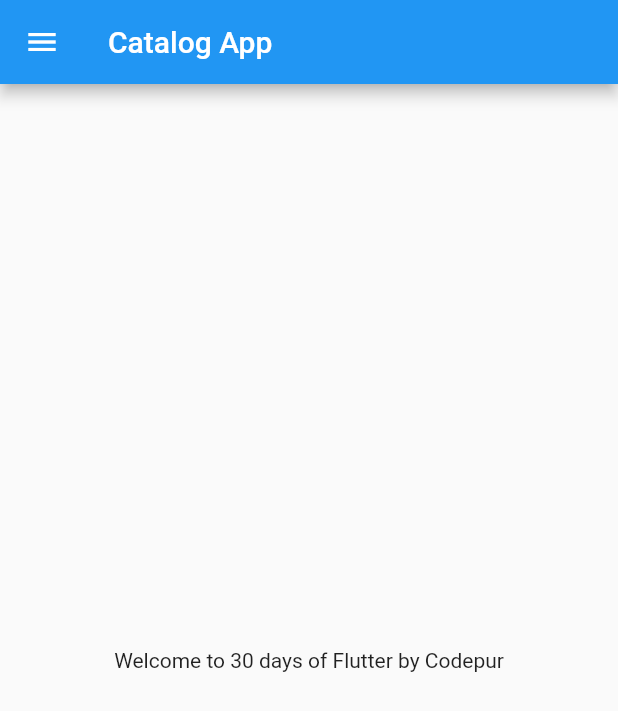
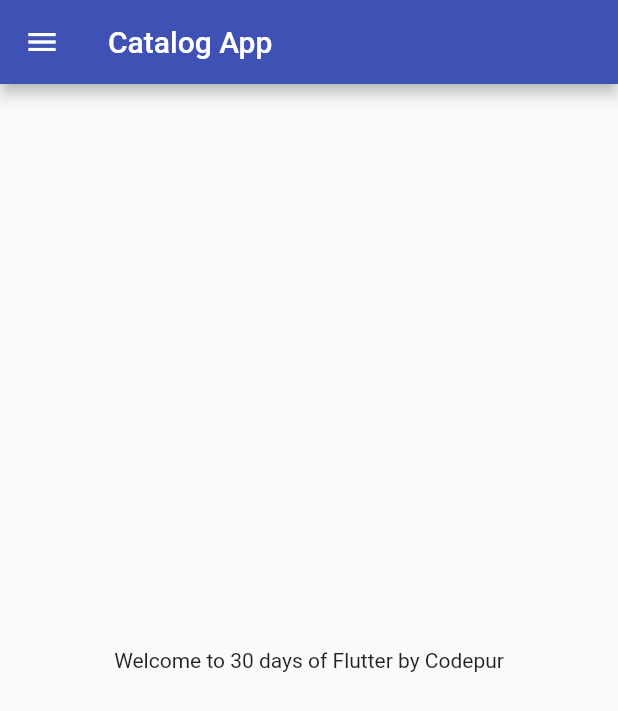
Before and after one commit to abracoder/30_days_of_flutter, a Flutter app: the screen it shows after launch, on a phone screen of 412 x 824 dp. Shown: the top 711 px of the screen. Run offline on Flutter 3.47's test engine with Material 2 defaults, Android fonts, the phone set to English and light mode, and no system bars.

Commit message:
day 3 completed

```diff
--- a/lib/main.dart
+++ b/lib/main.dart
@@ -1,5 +1,6 @@
 import 'package:flutter/material.dart';
-import 'package:flutter_30_days/home_page.dart';
+import 'package:flutter_30_days/pages/home_page.dart';
+import 'package:flutter_30_days/pages/login_page.dart';
 
 void main() {
   runApp(myApp());
@@ -10,7 +11,19 @@ class myApp extends StatelessWidget {
 
   @override
   Widget build(BuildContext context) {
-    return const MaterialApp(home: HomePage()
+    return MaterialApp(
+      // home: HomePage(),
+      themeMode: ThemeMode.light,
+      theme: ThemeData(primarySwatch: Colors.indigo),
+      darkTheme: ThemeData(
+        brightness: Brightness.dark,
+      ),
+      initialRoute: "/home",
+      routes: {
+        "/": (context) => LoginPage(),
+        "/home": (context) => HomePage(),
+        "/login": (context) => LoginPage(),
+      },
     );
   }
 }
--- a/lib/home_page.dart
+++ b/lib/pages/home_page.dart
@@ -9,12 +9,12 @@ class HomePage extends StatelessWidget {
   Widget build(BuildContext context) {
     return Scaffold(
       appBar: AppBar(
-        title: Text("Catalog App"),
+        title: const Text("Catalog App"),
       ),
       body: Center(
         child: Text("Welcome to $days days of Flutter by $name"),
       ),
-      drawer: Drawer(),
+      drawer: const Drawer(),
     );
   }
 }
```
Also changed, not shown: lib/pages/login_page.dart (added, +21 -0 lines).
